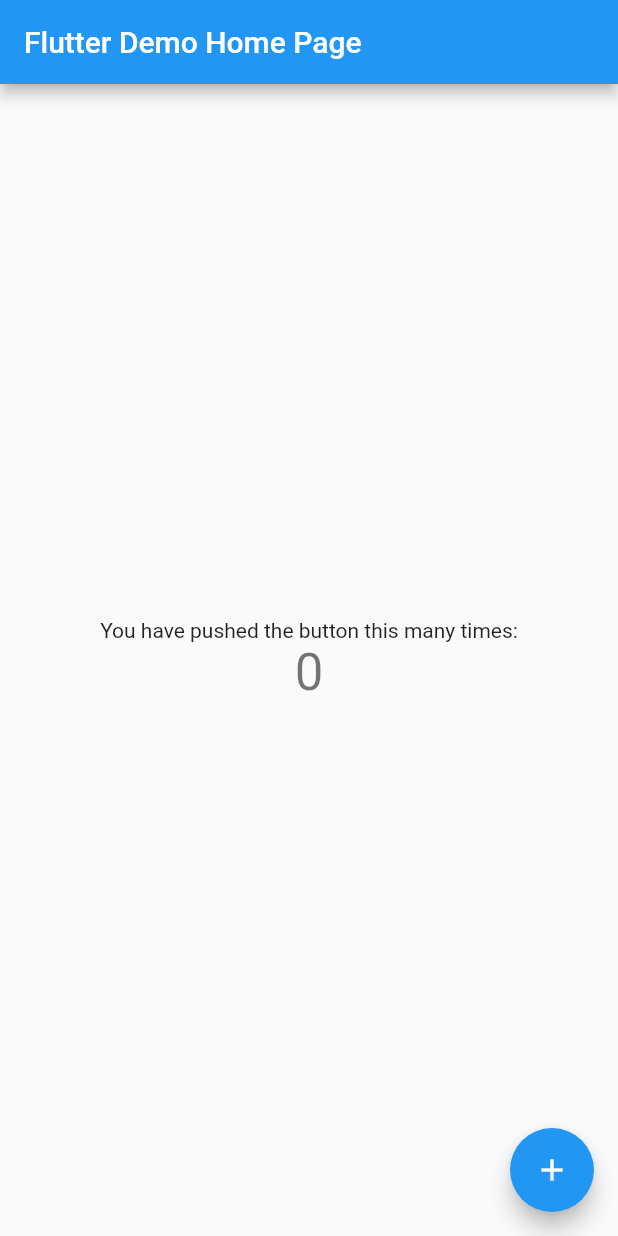
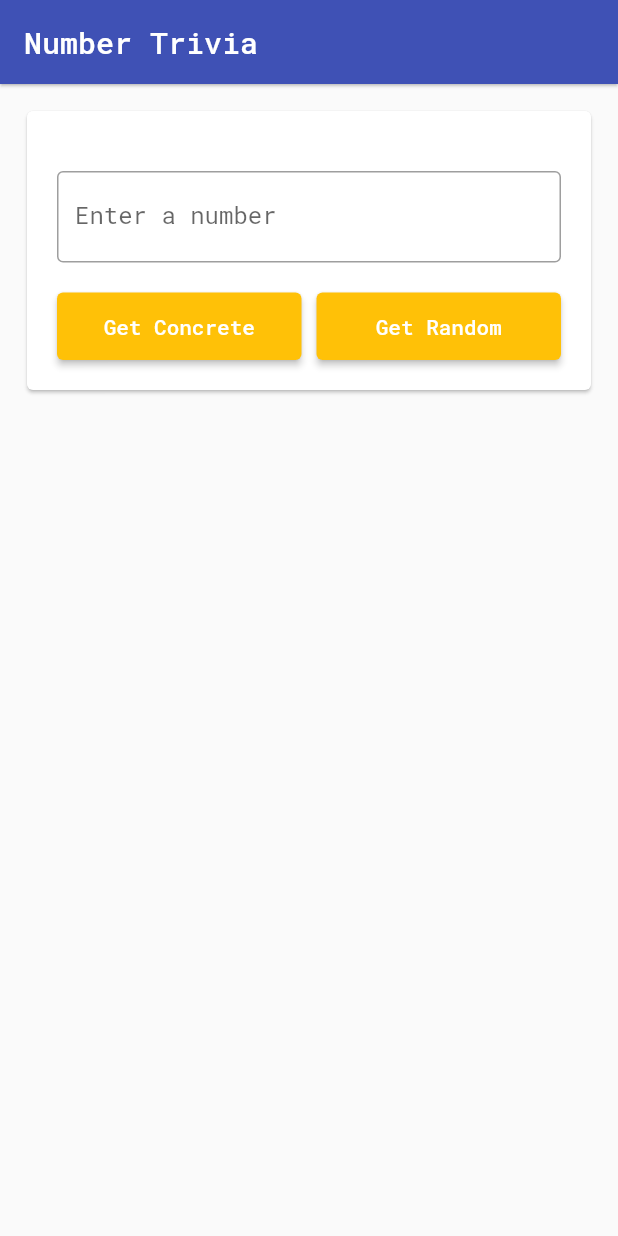
Before and after one commit to kodega2016/number_trivia_clean_arch, a Flutter app: the screen it shows after launch, on a phone screen of 412 x 824 dp. Run offline on Flutter 3.47's test engine with Material 2 defaults, Android fonts, the phone set to English and light mode, and no system bars; our stand-ins replace dartz, equatable, flutter_bloc, get_it, google_fonts, shared_preferences; missing offline and left inert: data_connection_checker_nulls.

```diff
--- a/lib/main.dart
+++ b/lib/main.dart
@@ -1,115 +1,36 @@
 import 'package:flutter/material.dart';
+import 'package:google_fonts/google_fonts.dart';
+import 'package:number_trivia/src/features/number_trivia/presentation/pages/number_trivia_page.dart';
 
-void main() {
-  runApp(const MyApp());
+import 'src/injection_container.dart' as di;
+
+void main() async {
+  WidgetsFlutterBinding.ensureInitialized();
+  await di.setup();
+  runApp(const NumberTriviaApp());
 }
 
-class MyApp extends StatelessWidget {
-  const MyApp({Key? key}) : super(key: key);
+class NumberTriviaApp extends StatelessWidget {
+  const NumberTriviaApp({Key? key}) : super(key: key);
 
-  // This widget is the root of your application.
   @override
   Widget build(BuildContext context) {
     return MaterialApp(
-      title: 'Flutter Demo',
+      debugShowCheckedModeBanner: false,
       theme: ThemeData(
-        // This is the theme of your application.
-        //
-        // Try running your application with "flutter run". You'll see the
-        // application has a blue toolbar. Then, without quitting the app, try
-        // changing the primarySwatch below to Colors.green and then invoke
-        // "hot reload" (press "r" in the console where you ran "flutter run",
-        // or simply save your changes to "hot reload" in a Flutter IDE).
-        // Notice that the counter didn't reset back to zero; the application
-        // is not restarted.
-        primarySwatch: Colors.blue,
+        fontFamily: GoogleFonts.robotoMono().fontFamily,
+        primaryColor: Colors.indigo,
+        appBarTheme: const AppBarTheme(
+          backgroundColor: Colors.indigo,
+          elevation: 0.8,
+        ),
+        elevatedButtonTheme: ElevatedButtonThemeData(
+          style: ButtonStyle(
+            backgroundColor: MaterialStateProperty.all(Colors.amber),
+          ),
+        ),
       ),
-      home: const MyHomePage(title: 'Flutter Demo Home Page'),
+      home: const NumberTriviaPage(),
     );
   }
 }
-
-class MyHomePage extends StatefulWidget {
-  const MyHomePage({Key? key, required this.title}) : super(key: key);
-
-  // This widget is the home page of your application. It is stateful, meaning
-  // that it has a State object (defined below) that contains fields that affect
-  // how it looks.
-
-  // This class is the configuration for the state. It holds the values (in this
-  // case the title) provided by the parent (in this case the App widget) and
-  // used by the build method of the State. Fields in a Widget subclass are
-  // always marked "final".
-
-  final String title;
-
-  @override
-  State<MyHomePage> createState() => _MyHomePageState();
-}
-
-class _MyHomePageState extends State<MyHomePage> {
-  int _counter = 0;
-
-  void _incrementCounter() {
-    setState(() {
-      // This call to setState tells the Flutter framework that something has
-      // changed in this State, which causes it to rerun the build method below
-      // so that the display can reflect the updated values. If we changed
-      // _counter without calling setState(), then the build method would not be
-      // called again, and so nothing would appear to happen.
-      _counter++;
-    });
-  }
-
-  @override
-  Widget build(BuildContext context) {
-    // This method is rerun every time setState is called, for instance as done
-    // by the _incrementCounter method above.
-    //
-    // The Flutter framework has been optimized to make rerunning build methods
-    // fast, so that you can just rebuild anything that needs updating rather
-    // than having to individually change instances of widgets.
-    return Scaffold(
-      appBar: AppBar(
-        // Here we take the value from the MyHomePage object that was created by
-        // the App.build method, and use it to set our appbar title.
-        title: Text(widget.title),
-      ),
-      body: Center(
-        // Center is a layout widget. It takes a single child and positions it
-        // in the middle of the parent.
-        child: Column(
-          // Column is also a layout widget. It takes a list of children and
-          // arranges them vertically. By default, it sizes itself to fit its
-          // children horizontally, and tries to be as tall as its parent.
-          //
-          // Invoke "debug painting" (press "p" in the console, choose the
-          // "Toggle Debug Paint" action from the Flutter Inspector in Android
-          // Studio, or the "Toggle Debug Paint" command in Visual Studio Code)
-          // to see the wireframe for each widget.
-          //
-          // Column has various properties to control how it sizes itself and
-          // how it positions its children. Here we use mainAxisAlignment to
-          // center the children vertically; the main axis here is the vertical
-          // axis because Columns are vertical (the cross axis would be
-          // horizontal).
-          mainAxisAlignment: MainAxisAlignment.center,
-          children: <Widget>[
-            const Text(
-              'You have pushed the button this many times:',
-            ),
-            Text(
-              '$_counter',
-              style: Theme.of(context).textTheme.headline4,
-            ),
-          ],
-        ),
-      ),
-      floatingActionButton: FloatingActionButton(
-        onPressed: _incrementCounter,
-        tooltip: 'Increment',
-        child: const Icon(Icons.add),
-      ), // This trailing comma makes auto-formatting nicer for build methods.
-    );
-  }
-}
--- a/lib/src/features/number_trivia/data/data_sources/number_trivia_remote_data_source.dart
+++ b/lib/src/features/number_trivia/data/data_sources/number_trivia_remote_data_source.dart
@@ -22,8 +22,12 @@ class NumberTriviaRemoteDataSourceImpl implements NumberTriviaRemoteDataSource {
 
   @override
   Future<NumberTriviaModel> getConcreteNumberTrivia(int number) async {
-    final response =
-        await client.get(Uri.parse('http://numbersapi.com/$number'));
+    final response = await client.get(
+      Uri.parse('http://numbersapi.com/$number'),
+      headers: {
+        'Content-Type': 'application/json',
+      },
+    );
     if (response.statusCode == 200) {
       return NumberTriviaModel.fromJson(json.decode(response.body));
     } else {
@@ -33,8 +37,12 @@ class NumberTriviaRemoteDataSourceImpl implements NumberTriviaRemoteDataSource {
 
   @override
   Future<NumberTriviaModel> getRandomNumberTrivia() async {
-    final response =
-        await client.get(Uri.parse('http://numbersapi.com/random'));
+    final response = await client.get(
+      Uri.parse('http://numbersapi.com/random'),
+      headers: {
+        'Content-Type': 'application/json',
+      },
+    );
     if (response.statusCode == 200) {
       return NumberTriviaModel.fromJson(json.decode(response.body));
     } else {
--- /dev/null
+++ b/lib/src/features/number_trivia/presentation/pages/number_trivia_page.dart
@@ -0,0 +1,18 @@
+import 'package:flutter/material.dart';
+import 'package:flutter_bloc/flutter_bloc.dart';
+import 'package:number_trivia/src/features/number_trivia/presentation/blocs/bloc.dart';
+import 'package:number_trivia/src/injection_container.dart';
+
+import 'number_trivia_view.dart';
+
+class NumberTriviaPage extends StatelessWidget {
+  const NumberTriviaPage({Key? key}) : super(key: key);
+
+  @override
+  Widget build(BuildContext context) {
+    return BlocProvider<NumberTriviaBloc>(
+      create: (_) => sl<NumberTriviaBloc>(),
+      child: NumberTriviaView(),
+    );
+  }
+}
--- /dev/null
+++ b/lib/src/features/number_trivia/presentation/pages/number_trivia_view.dart
@@ -0,0 +1,80 @@
+import 'package:flutter/material.dart';
+import 'package:flutter_bloc/flutter_bloc.dart';
+import 'package:number_trivia/src/features/number_trivia/presentation/blocs/bloc.dart';
+import 'package:number_trivia/src/features/number_trivia/presentation/widgets/trivia_actions.dart';
+
+class NumberTriviaView extends StatefulWidget {
+  const NumberTriviaView({Key? key}) : super(key: key);
+
+  @override
+  State<NumberTriviaView> createState() => _NumberTriviaViewState();
+}
+
+class _NumberTriviaViewState extends State<NumberTriviaView> {
+  final _queryController = TextEditingController();
+  String? _query;
+
+  @override
+  Widget build(BuildContext context) {
+    return BlocBuilder<NumberTriviaBloc, NumberTriviaState>(
+      builder: ((context, state) {
+        return Scaffold(
+          appBar: AppBar(
+            title: const Text('Number Trivia'),
+          ),
+          body: Padding(
+            padding: const EdgeInsets.all(14.0),
+            child: Card(
+              child: Padding(
+                padding: const EdgeInsets.all(20.0),
+                child: Column(
+                  mainAxisSize: MainAxisSize.min,
+                  children: [
+                    if (state is Loaded)
+                      Text(
+                        state.text,
+                        textAlign: TextAlign.start,
+                        style: const TextStyle(
+                          fontSize: 20,
+                          fontWeight: FontWeight.bold,
+                        ),
+                      ),
+                    if (state is Loading)
+                      const Center(
+                        child: LinearProgressIndicator(),
+                      ),
+                    const SizedBox(height: 20),
+                    TextField(
+                      onChanged: (val) => _query = val,
+                      controller: _queryController,
+                      enabled: state is! Loading,
+                      keyboardType: TextInputType.number,
+                      decoration: const InputDecoration(
+                        labelText: 'Enter a number',
+                        border: OutlineInputBorder(),
+                      ),
+                    ),
+                    const SizedBox(height: 20),
+                    TriviaActions(
+                      onConcreteNumberPressed: () {
+                        _queryController.clear();
+                        context.read<NumberTriviaBloc>().add(
+                              GetTriviaForConcreteNumber(_query ?? ''),
+                            );
+                      },
+                      onRandomNumberPressed: () {
+                        BlocProvider.of<NumberTriviaBloc>(context).add(
+                          GetTriviaForRandomNumber(),
+                        );
+                      },
+                    ),
+                  ],
+                ),
+              ),
+            ),
+          ),
+        );
+      }),
+    );
+  }
+}
--- /dev/null
+++ b/lib/src/features/number_trivia/presentation/widgets/trivia_actions.dart
@@ -0,0 +1,43 @@
+import 'package:flutter/material.dart';
+
+class TriviaActions extends StatelessWidget {
+  const TriviaActions({
+    Key? key,
+    required this.onConcreteNumberPressed,
+    required this.onRandomNumberPressed,
+  }) : super(key: key);
+
+  final Function onConcreteNumberPressed;
+  final Function onRandomNumberPressed;
+
+  @override
+  Widget build(BuildContext context) {
+    return Row(
+      children: [
+        Expanded(
+          child: SizedBox(
+            height: 45,
+            child: ElevatedButton(
+              onPressed: () {
+                onConcreteNumberPressed();
+              },
+              child: const Text('Get Concrete'),
+            ),
+          ),
+        ),
+        const SizedBox(width: 10),
+        Expanded(
+          child: SizedBox(
+            height: 45,
+            child: ElevatedButton(
+              onPressed: () {
+                onRandomNumberPressed();
+              },
+              child: const Text('Get Random'),
+            ),
+          ),
+        ),
+      ],
+    );
+  }
+}
--- a/pubspec.yaml
+++ b/pubspec.yaml
@@ -20,6 +20,7 @@ dependencies:
   http: ^0.13.4
   shared_preferences: ^2.0.15
   data_connection_checker_nulls: ^0.0.2
+  google_fonts: ^2.3.2
 
 dev_dependencies:
   flutter_test:
```
Also changed, not shown: lib/src/features/number_trivia/presentation/blocs/number_trivia_bloc.dart (+4 -4 lines), lib/src/injection_container.dart (added, +61 -0 lines), pubspec.lock, 4 other files.
